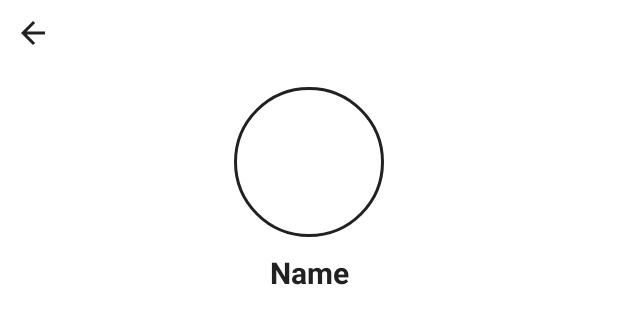
After one commit to Binh0307/ReadingApp, an Android app built with Jetpack Compose: the layout activity_another_user_profile.xml on its own in the app's theme, with its tools: preview values and no code run, on a phone screen of 412 x 824 dp. The commit adds this screen. Shown: the top 324 px of the screen. Run offline under Robolectric (Android 15) with nearby library versions, the light colour scheme and no system bars.

Commit message:
add view user

```diff
--- a/app/src/main/AndroidManifest.xml
+++ b/app/src/main/AndroidManifest.xml
@@ -6,7 +6,7 @@
     <uses-permission android:name="android.permission.INTERNET" />
     <uses-permission android:name="android.permission.WRITE_EXTERNAL_STORAGE" />
     <uses-permission android:name="android.permission.MANAGE_EXTERNAL_STORAGE" />
-    <uses-permission android:name="android.permission.POST_NOTIFICATIONS"/>
+    <uses-permission android:name="android.permission.POST_NOTIFICATIONS" />
 
     <application
         android:name=".MyApplication"
@@ -19,6 +19,9 @@
         android:supportsRtl="true"
         android:theme="@style/Theme.MaterialComponents.Light.NoActionBar"
         tools:targetApi="31">
+        <activity
+            android:name=".activities.AnotherUserProfileActivity"
+            android:exported="false" />
         <activity
             android:name=".activities.FlashCardActivity"
             android:exported="false" />
--- a/app/src/main/java/com/CatEatDog/bookapp/activities/ReviewsActivity.kt
+++ b/app/src/main/java/com/CatEatDog/bookapp/activities/ReviewsActivity.kt
@@ -52,6 +52,7 @@ class ReviewsActivity : AppCompatActivity() {
         }
 
 
+
         loadBookInfo(bookId.toString())
 
         binding.backBtn.setOnClickListener{
--- /dev/null
+++ b/app/src/main/res/layout/activity_another_user_profile.xml
@@ -0,0 +1,71 @@
+<?xml version="1.0" encoding="utf-8"?>
+<LinearLayout xmlns:android="http://schemas.android.com/apk/res/android"
+    xmlns:app="http://schemas.android.com/apk/res-auto"
+    xmlns:tools="http://schemas.android.com/tools"
+    android:id="@+id/main"
+    android:layout_width="match_parent"
+    android:layout_height="match_parent"
+    android:orientation="vertical"
+    android:background="@color/primary_bg"
+    tools:context=".activities.ReviewsActivity">
+
+    <LinearLayout
+        android:layout_marginTop="10dp"
+        android:layout_width="match_parent"
+        android:layout_height="wrap_content"
+        android:orientation="vertical">
+        <RelativeLayout
+            android:layout_width="match_parent"
+            android:layout_height="match_parent">
+        <!-- Back Button -->
+        <ImageButton
+            android:id="@+id/backBtn"
+            android:layout_width="wrap_content"
+            android:layout_height="wrap_content"
+            android:background="@null"
+            android:src="@drawable/ic_back_white"
+            android:contentDescription="Back"
+            android:layout_marginStart="10dp"
+            app:tint="@color/primary_tint" />
+        </RelativeLayout>
+
+
+        <FrameLayout
+            android:layout_width="match_parent"
+            android:layout_height="wrap_content"
+            android:layout_marginTop="24dp"
+            android:layout_gravity="center_horizontal">
+
+            <!-- Avatar ImageView -->
+            <ImageView
+                android:id="@+id/avatar_image_view"
+                android:layout_width="100dp"
+                android:layout_height="100dp"
+                android:layout_gravity="center"
+                android:scaleType="centerCrop"
+                android:src="@drawable/ic_person_white"
+                android:background="@drawable/circle_background" />
+
+        </FrameLayout>
+
+        <TextView
+            android:id="@+id/userNameTv"
+            android:layout_width="match_parent"
+            android:layout_height="wrap_content"
+            android:text="Name"
+            android:textColor="@color/primary_tint"
+            android:textSize="20dp"
+            android:textStyle="bold"
+            android:gravity="center"
+            android:layout_marginTop="10dp"
+            android:layout_gravity="center"/>
+    </LinearLayout>
+
+    <androidx.recyclerview.widget.RecyclerView
+        android:layout_marginTop="20dp"
+        android:layout_marginStart="10dp"
+        android:id="@+id/reviewRecyclerView"
+        android:layout_width="match_parent"
+        android:layout_height="wrap_content" />
+
+</LinearLayout>
```
Also changed, not shown: app/src/main/java/com/CatEatDog/bookapp/MyApplication.kt (+40 -0 lines), app/src/main/java/com/CatEatDog/bookapp/activities/AnotherUserProfileActivity.kt (added, +81 -0 lines), app/src/main/java/com/CatEatDog/bookapp/activities/BookDetailActivity.kt (+8 -1 lines), app/src/main/java/com/CatEatDog/bookapp/adapters/ReviewBookAdapter.kt (added, +84 -0 lines), app/src/main/java/com/CatEatDog/bookapp/adapters/ReviewUserAdapter.kt (+43 -0 lines), app/src/main/res/layout/item_book_review.xml (added, +95 -0 lines), app/src/main/res/layout/item_review.xml (+33 -6 lines).
